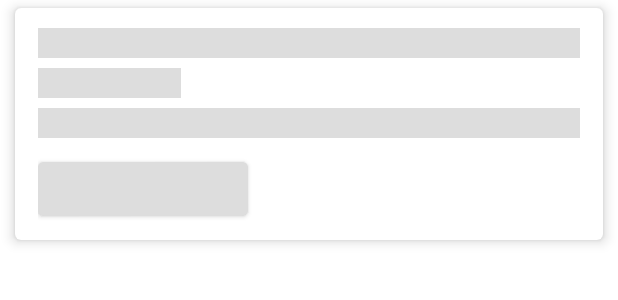
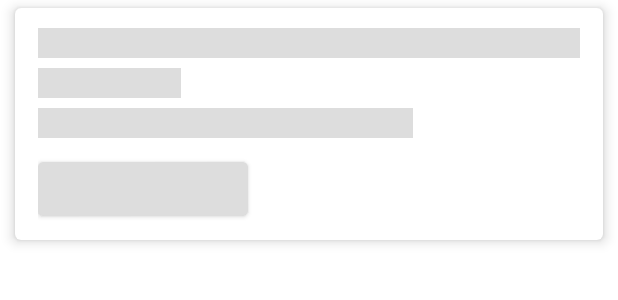
Before and after one commit to Yash-Garg/HackerNews-KT, an Android app: the layout shimmer_loading.xml on its own in the app's theme, with its tools: preview values and no code run, on a phone screen of 412 x 824 dp. Shown: the top 300 px of the screen. Run offline under Robolectric (Android 15) with nearby library versions, the phone set to English and light mode, and no system bars.

Commit message:
fix: make posted on date shimmer less in width
*Total -- 118.42kb -> 84.46kb (28.68%)

/images/screen-1.png -- 45.43kb -> 24.43kb (46.24%)
/images/screen-3.png -- 72.98kb -> 60.03kb (17.75%)

Signed-off-by: ImgBotApp <ImgBotHelp@gmail.com>

Co-authored-by: ImgBotApp <ImgBotHelp@gmail.com>

```diff
--- a/app/src/main/res/layout/shimmer_loading.xml
+++ b/app/src/main/res/layout/shimmer_loading.xml
@@ -35,7 +35,7 @@
                 tools:ignore="ContentDescription" />
 
             <ImageView
-                android:layout_width="match_parent"
+                android:layout_width="250dp"
                 android:layout_height="20dp"
                 android:layout_marginTop="3dp"
                 android:background="@color/shimmer_color"
```
Also changed, not shown: 2 other files.
